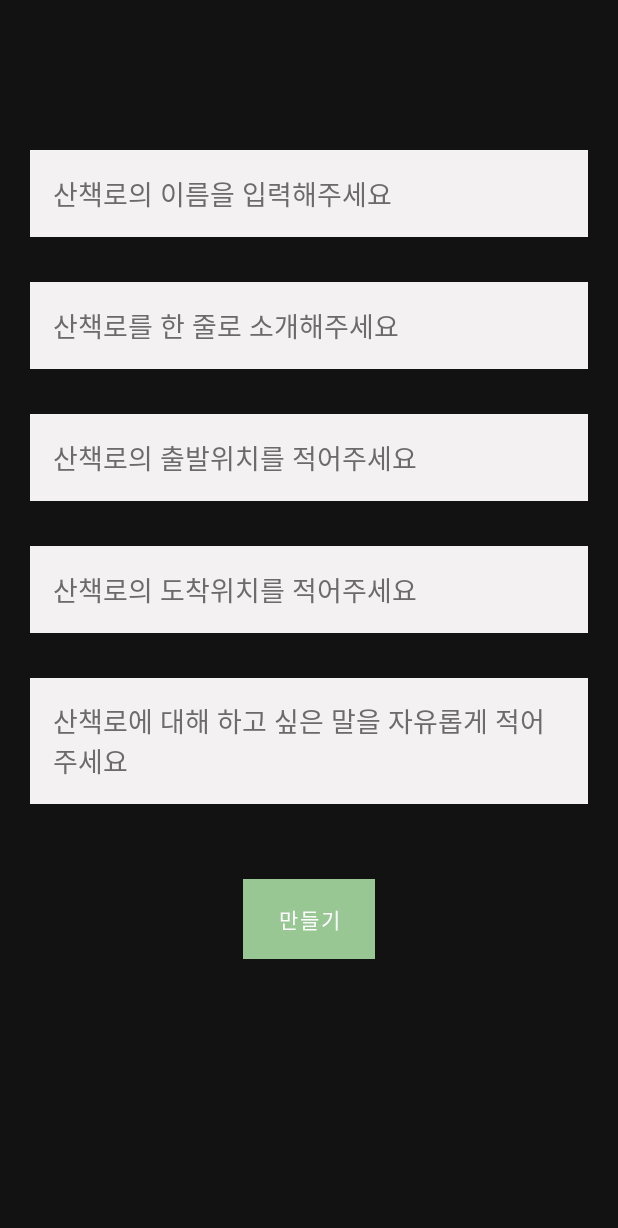
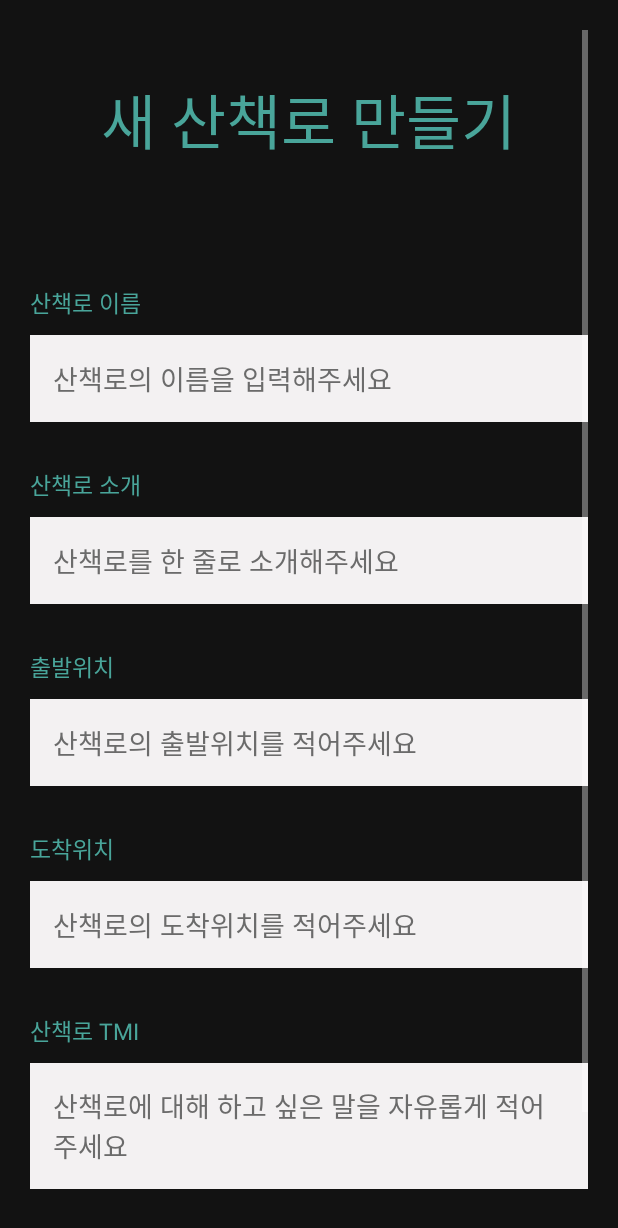
Before and after one commit to walkbook/walkbook-android, an Android app: the layout fragment_create.xml on its own in the app's theme, with its tools: preview values and no code run, on a phone screen of 412 x 824 dp. Shown: the top 1228 px of the screen. Run offline under Robolectric (Android 15) with nearby library versions, the phone set to English and light mode, and no system bars.

Commit message:
Add labels on create

```diff
--- a/app/src/main/res/layout/fragment_create.xml
+++ b/app/src/main/res/layout/fragment_create.xml
@@ -1,20 +1,37 @@
 <?xml version="1.0" encoding="utf-8"?>
 <ScrollView xmlns:android="http://schemas.android.com/apk/res/android"
     android:layout_width="match_parent"
-    android:layout_height="match_parent">
+    android:layout_height="match_parent"
+    android:padding="20dp">
 
     <LinearLayout
         android:layout_width="match_parent"
         android:layout_height="match_parent"
-        android:orientation="vertical"
-        android:gravity="center">
+        android:orientation="vertical">
+
+        <TextView
+            android:layout_width="wrap_content"
+            android:layout_height="wrap_content"
+            android:layout_marginTop="30dp"
+            android:layout_marginBottom="50dp"
+            android:text="@string/createTitle"
+            android:textColor="@color/colorPrimaryDark"
+            android:textSize="40sp"
+            android:layout_gravity="center_horizontal"/>
+
+        <TextView
+            android:layout_width="wrap_content"
+            android:layout_height="wrap_content"
+            android:layout_marginTop="30dp"
+            android:text="@string/createLabelTitle"
+            android:textColor="@color/colorPrimaryDark"
+            android:textSize="15sp" />
 
         <EditText
             android:id="@+id/titleEditText"
             android:layout_width="match_parent"
             android:layout_height="wrap_content"
-            android:layout_marginTop="100dp"
-            android:layout_marginHorizontal="20dp"
+            android:layout_marginTop="10dp"
             android:background="@color/lightGray"
             android:ems="10"
             android:hint="@string/createInputTitle"
@@ -22,12 +39,19 @@
             android:textColor="@color/black"
             android:textColorHint="@color/textColor" />
 
+        <TextView
+            android:layout_width="wrap_content"
+            android:layout_height="wrap_content"
+            android:layout_marginTop="30dp"
+            android:text="@string/createLabelDescription"
+            android:textColor="@color/colorPrimaryDark"
+            android:textSize="15sp" />
+
         <EditText
             android:id="@+id/descriptionEditText"
             android:layout_width="match_parent"
             android:layout_height="wrap_content"
-            android:layout_marginTop="30dp"
-            android:layout_marginHorizontal="20dp"
+            android:layout_marginTop="10dp"
             android:ems="10"
             android:padding="15dp"
             android:hint="@string/createInputDescription"
@@ -35,12 +59,19 @@
             android:textColor="@color/black"
             android:textColorHint="@color/textColor" />
 
+        <TextView
+            android:layout_width="wrap_content"
+            android:layout_height="wrap_content"
+            android:layout_marginTop="30dp"
+            android:text="@string/createLabelStart"
+            android:textColor="@color/colorPrimaryDark"
+            android:textSize="15sp" />
+
         <EditText
             android:id="@+id/startEditText"
             android:layout_width="match_parent"
             android:layout_height="wrap_content"
-            android:layout_marginTop="30dp"
-            android:layout_marginHorizontal="20dp"
+            android:layout_marginTop="10dp"
             android:ems="10"
             android:padding="15dp"
             android:hint="@string/createInputStart"
@@ -48,12 +79,19 @@
             android:textColor="@color/black"
             android:textColorHint="@color/textColor" />
 
+        <TextView
+            android:layout_width="wrap_content"
+            android:layout_height="wrap_content"
+            android:layout_marginTop="30dp"
+            android:text="@string/createLabelEnd"
+            android:textColor="@color/colorPrimaryDark"
+            android:textSize="15sp" />
+
         <EditText
             android:id="@+id/endEditText"
             android:layout_width="match_parent"
             android:layout_height="wrap_content"
-            android:layout_marginTop="30dp"
-            android:layout_marginHorizontal="20dp"
+            android:layout_marginTop="10dp"
             android:ems="10"
             android:padding="15dp"
             android:hint="@string/createInputEnd"
@@ -61,12 +99,19 @@
             android:textColor="@color/black"
             android:textColorHint="@color/textColor" />
 
+        <TextView
+            android:layout_width="wrap_content"
+            android:layout_height="wrap_content"
+            android:layout_marginTop="30dp"
+            android:text="@string/createLabelTMI"
+            android:textColor="@color/colorPrimaryDark"
+            android:textSize="15sp" />
+
         <EditText
             android:id="@+id/tmiEditText"
             android:layout_width="match_parent"
             android:layout_height="wrap_content"
-            android:layout_marginTop="30dp"
-            android:layout_marginHorizontal="20dp"
+            android:layout_marginTop="10dp"
             android:ems="10"
             android:padding="15dp"
             android:hint="@string/createInputTMI"
@@ -83,7 +128,8 @@
             android:paddingHorizontal="20dp"
             android:paddingVertical="10dp"
             android:text="@string/createButton"
-            android:textColor="@color/white" />
+            android:textColor="@color/white"
+            android:layout_gravity="center_horizontal"/>
 
     </LinearLayout>
 
--- a/app/src/main/res/values/strings.xml
+++ b/app/src/main/res/values/strings.xml
@@ -27,8 +27,15 @@
     <string name="joinButton">회원가입</string>
     <string name="joinLoginButton"><u>이미 아이디가 있어요!</u></string>
 
+    <!-- Create post -->
+    <string name="createTitle">새 산책로 만들기</string>
 
-    <!-- Create post -->
+    <string name="createLabelTitle">산책로 이름</string>
+    <string name="createLabelDescription">산책로 소개</string>
+    <string name="createLabelStart">출발위치</string>
+    <string name="createLabelEnd">도착위치</string>
+    <string name="createLabelTMI">산책로 TMI</string>
+
     <string name="createInputTitle">산책로의 이름을 입력해주세요</string>
     <string name="createInputDescription">산책로를 한 줄로 소개해주세요</string>
     <string name="createInputStart">산책로의 출발위치를 적어주세요</string>
```
